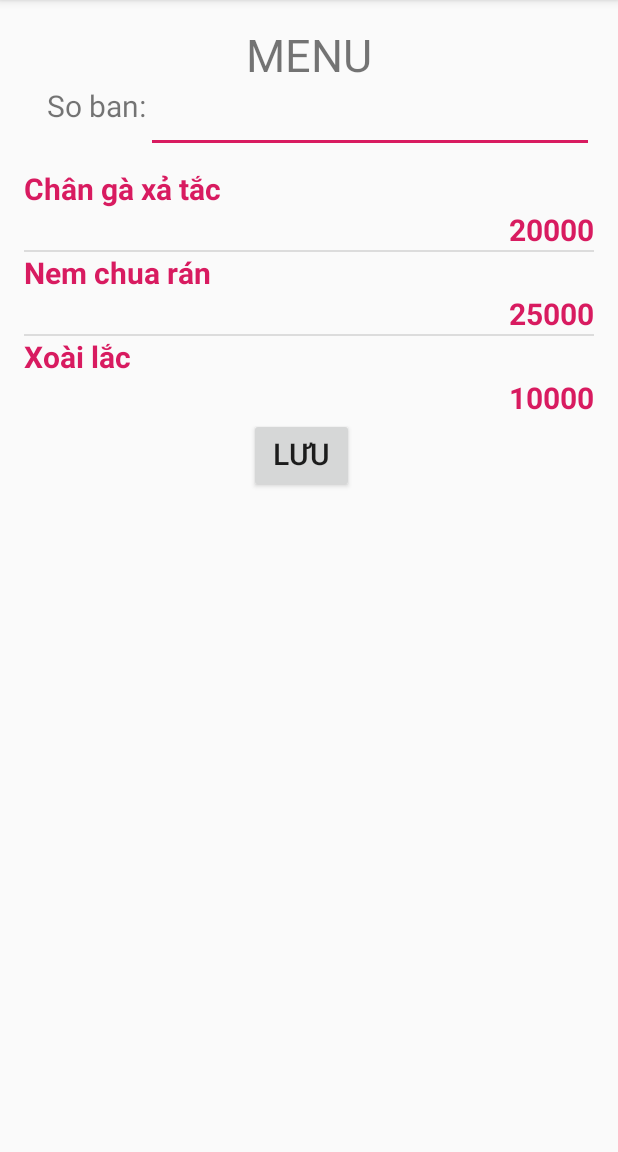
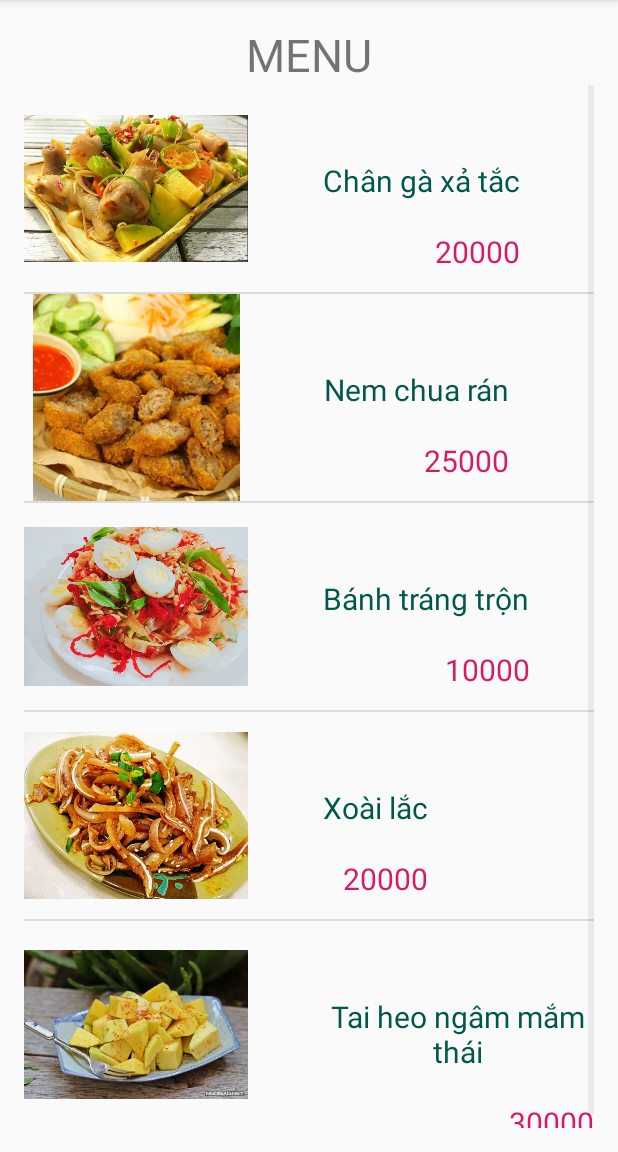
Before and after one commit to thangld94/Test1, an Android app: the MenuActivity screen opened directly, with no data from a screen before it, on a phone screen of 412 x 824 dp, the part 84-1236 px from its top. Run offline under Robolectric (Android 15) with nearby library versions, the phone set to English and light mode, and no system bars.

Commit message:
Nga commit

```diff
--- a/app/src/main/java/com/example/test1/BillActivity.java
+++ b/app/src/main/java/com/example/test1/BillActivity.java
@@ -15,7 +15,8 @@ public class BillActivity extends AppCompatActivity {
     ListView lvBill;
     private ArrayList<Item>arrItem;
     private ArrayList<String>lv;
-    private ArrayAdapter<String>adapter;
+    //private ArrayAdapter<String>adapter;
+    private CustomAdapter<Item>customAdapter;
     private int i=0;
 
     @Override
@@ -25,20 +26,9 @@ public class BillActivity extends AppCompatActivity {
         lvBill =(ListView) findViewById(R.id.lv_bill);
 
         lv=new ArrayList<>();
-        adapter=new ArrayAdapter<>(this,android.R.layout.simple_list_item_1,lv);
-        lvBill.setAdapter(adapter);
-
-        arrItem=MainActivity.db.getAllItem();
-        Intent intent =getIntent();
-        if(intent!=null){
-            lv.add("So ban:"+intent.getStringExtra("ban")+"\n"+arrItem.get(i).getName()+"\n"+"Tong tien:"+arrItem.get(i).getPrice() );
-            i++;
-            adapter.notifyDataSetChanged();
-        }
-
-
-
-
+       arrItem=MainActivity.db.getAllItem();
+       customAdapter=new CustomAdapter<>(this,R.layout.row_listview,arrItem);
+       lvBill.setAdapter(customAdapter);
 
 
     }
--- a/app/src/main/java/com/example/test1/CustomAdapter.java
+++ b/app/src/main/java/com/example/test1/CustomAdapter.java
@@ -1,11 +1,12 @@
 
-        package com.example.test1;
+package com.example.test1;
 
 import android.content.Context;
 import android.view.LayoutInflater;
 import android.view.View;
 import android.view.ViewGroup;
 import android.widget.ArrayAdapter;
+import android.widget.ImageView;
 import android.widget.TextView;
 
 import androidx.annotation.NonNull;
@@ -37,6 +38,7 @@ public class CustomAdapter<C> extends ArrayAdapter<Item> {
             viewHoder=new ViewHoder();
             viewHoder.tvName=(TextView)convertView.findViewById(R.id.tv_name);
             viewHoder.tvPrice=(TextView)convertView.findViewById(R.id.tv_price);
+            viewHoder.image=(ImageView)convertView.findViewById(R.id.image);
             convertView.setTag(viewHoder);
 
         }
@@ -46,11 +48,13 @@ public class CustomAdapter<C> extends ArrayAdapter<Item> {
         Item item=ArrItem.get(position);
         viewHoder.tvName.setText(item.getName());
         viewHoder.tvPrice.setText(item.getPrice());
+        viewHoder.image.setImageResource(item.getImageId());
         return convertView;
     }
     public class ViewHoder{
         TextView tvName;
         TextView tvPrice;
+        ImageView image;
 
     }
 }
--- a/app/src/main/java/com/example/test1/Item.java
+++ b/app/src/main/java/com/example/test1/Item.java
@@ -7,11 +7,28 @@ public class Item implements Serializable {
     private int id;
     String name;
     String price;
+    int imageId;
 
-    public Item(int ID,String name, String price) {
+    public int getImageId() {
+        return imageId;
+    }
+
+    public void setImageId(int imageId) {
+        this.imageId = imageId;
+    }
+
+    public Item(int ID, String name, String price, int imageId) {
         this.id=ID;
         this.name = name;
         this.price = price;
+        this.imageId=imageId;
+        Item.ID++;
+    }
+    public Item(int ID, String name, String price) {
+        this.id=ID;
+        this.name = name;
+        this.price = price;
+
         Item.ID++;
     }
     public Item(){
--- a/app/src/main/java/com/example/test1/MenuActivity.java
+++ b/app/src/main/java/com/example/test1/MenuActivity.java
@@ -9,6 +9,7 @@ import android.widget.AdapterView;
 import android.widget.Button;
 import android.widget.EditText;
 import android.widget.ListView;
+import android.widget.Toast;
 
 import java.util.ArrayList;
 
@@ -18,20 +19,22 @@ public class MenuActivity extends AppCompatActivity {
     private ListView lvItem;
     private  String name="";
     private  int price=0;
-    Button btnAdd;
-    EditText edtBan;
+    //Button btnAdd;
+    //EditText edtBan;
     @Override
     protected void onCreate(Bundle savedInstanceState) {
         super.onCreate(savedInstanceState);
         setContentView(R.layout.activity_menu);
-        lvItem=(ListView)findViewById(R.id.lv_menu);
-        btnAdd=(Button)findViewById(R.id.btn_add);
-        edtBan=(EditText)findViewById(R.id.edt_id);
-        itemArrayList=new ArrayList<>();
-        itemArrayList.add(new Item(Item.ID,"Chân gà xả tắc","20000"));
-        itemArrayList.add(new Item(Item.ID,"Nem chua rán","25000"));
-        itemArrayList.add(new Item(Item.ID,"Xoài lắc","10000"));
-        customAdapter=new CustomAdapter<>(this,R.layout.row_listview,itemArrayList);
+        lvItem = (ListView) findViewById(R.id.lv_menu);
+        //btnAdd = (Button) findViewById(R.id.btn_add);
+        //edtBan=(EditText)findViewById(R.id.edt_id);
+        itemArrayList = new ArrayList<>();
+        itemArrayList.add(new Item(Item.ID, "Chân gà xả tắc", "20000", R.drawable.changa));
+        itemArrayList.add(new Item(Item.ID, "Nem chua rán", "25000", R.drawable.nemchuaran));
+        itemArrayList.add(new Item(Item.ID, "Bánh tráng trộn", "10000", R.drawable.banhtrang));
+        itemArrayList.add(new Item(Item.ID, "Xoài lắc", "20000", R.drawable.xoailac));
+        itemArrayList.add(new Item(Item.ID, "Tai heo ngâm mắm thái", "30000", R.drawable.taiheo));
+        customAdapter = new CustomAdapter<>(this, R.layout.row_listview, itemArrayList);
         lvItem.setAdapter(customAdapter);
 
 
@@ -39,26 +42,37 @@ public class MenuActivity extends AppCompatActivity {
             @Override
             public void onItemClick(AdapterView<?> adapterView, View view, int position, long id) {
                 Item item = (Item) adapterView.getItemAtPosition(position);
-                name=""+name+item.getName()+"\n";
-                price=price+Integer.parseInt(item.getPrice());
+                name = "" + name + item.getName() + "\n";
+                price = price + Integer.parseInt(item.getPrice());
 
             }
         });
-        btnAdd.setOnClickListener(new View.OnClickListener() {
+    }
+       /* btnAdd.setOnClickListener(new View.OnClickListener() {
             @Override
             public void onClick(View view) {
+                String ban=edtBan.getText().toString();
+                if(ban.equals("")){
+                    Toast.makeText(MenuActivity.this,"Bạn phải nhập số bàn",Toast.LENGTH_LONG).show();
 
-
-                Intent intent=new Intent(MenuActivity.this,BillActivity.class);
-                intent.putExtra("ban",edtBan.getText().toString());
-                Item item=new Item();
-                item.setName(name);
-                item.setPrice(String.valueOf(price));
-                MainActivity.db.addItem(item);
-                startActivity(intent);
+                }
+                else {
+                    name="Số bàn: "+ban+"\n"+name;
+                    Intent intent = new Intent(MenuActivity.this, BillActivity.class);
+                    //intent.putExtra("ban", ban);
+                    Item item = new Item();
+                    item.setName(name);
+                    String price1=String.valueOf(price);
+                    price1="Tổng tiền:"+price1;
+                    item.setPrice(price1);
+                    MainActivity.db.addItem(item);
+                    name="";
+                    price=0;
+                    startActivity(intent);
+                }
             }
         });
 
     }
-        //customAdapter.notifyDataSetChanged();
-    }
+    //customAdapter.notifyDataSetChanged();*/
+}
--- a/app/src/main/java/com/example/test1/MyDatabase.java
+++ b/app/src/main/java/com/example/test1/MyDatabase.java
@@ -93,5 +93,18 @@ class MyDatabase extends SQLiteOpenHelper {
 
         return db.update(TABLE_NAME,values,ID +"=?",new String[] { String.valueOf(item.getId())});
     }
+    public Item getItemById(int id){
+        SQLiteDatabase db = this.getReadableDatabase();
+        Cursor cursor = db.query(TABLE_NAME, new String[] { ID,
+                        NAME, PRICE}, ID + "=?",
+                new String[] { String.valueOf(id) }, null, null, null, null);
+        if (cursor != null)
+            cursor.moveToFirst();
+
+        Item item = new Item(Item.ID,cursor.getString(1),cursor.getString(2));
+        cursor.close();
+        db.close();
+        return item;
+    }
 
 }
--- a/app/src/main/res/layout/activity_bill.xml
+++ b/app/src/main/res/layout/activity_bill.xml
@@ -12,6 +12,7 @@
         android:layout_width="match_parent"
         android:layout_height="wrap_content"
         android:text="HÓA ĐƠN"
+        android:textStyle="bold"
         android:textSize="30dp"
         android:gravity="center"/>
 
@@ -20,6 +21,7 @@
         android:orientation="horizontal"
         android:layout_width="match_parent"
         android:layout_height="wrap_content"
+        android:layout_marginTop="50dp"
         android:layout_marginBottom="10dp">
         <ListView
             android:layout_width="wrap_content"
--- a/app/src/main/res/layout/activity_menu.xml
+++ b/app/src/main/res/layout/activity_menu.xml
@@ -15,45 +15,17 @@
         android:textSize="30dp"
         android:gravity="center"/>
 
-    <LinearLayout
-        android:orientation="horizontal"
-        android:layout_width="match_parent"
-        android:layout_height="wrap_content"
-        android:layout_marginBottom="10dp">
-        <TextView
-            android:layout_width="wrap_content"
-            android:layout_height="match_parent"
-            android:text="So ban:"
-            android:textSize="20dp"
-            android:layout_marginLeft="15dp"/>
-        <EditText
-            android:layout_width="match_parent"
-            android:layout_height="match_parent"
-            android:id="@+id/edt_id"/>
-    </LinearLayout>
+
     <LinearLayout
         android:layout_width="match_parent"
         android:layout_height="wrap_content"
-        android:orientation="vertical">
+        android:orientation="horizontal">
 
         <ListView
             android:id="@+id/lv_menu"
-            android:layout_width="match_parent"
+            android:layout_width="wrap_content"
             android:layout_height="match_parent" />
     </LinearLayout>
 
-    <LinearLayout
-        android:layout_width="match_parent"
-        android:layout_height="151dp"
-        android:orientation="horizontal">
-        <Button
-            android:id="@+id/btn_add"
-            android:layout_width="70dp"
-            android:layout_height="50dp"
-            android:layout_marginLeft="150dp"
-            android:text="Lưu hoa don"
-            android:textSize="20dp"/>
-
-    </LinearLayout>
 
 </LinearLayout>
--- a/app/src/main/res/layout/row_listview.xml
+++ b/app/src/main/res/layout/row_listview.xml
@@ -1,35 +1,37 @@
 <?xml version="1.0" encoding="utf-8"?>
 <LinearLayout xmlns:android="http://schemas.android.com/apk/res/android"
-    android:orientation="vertical"
+    android:orientation="horizontal"
     android:layout_width="match_parent"
     android:layout_height="match_parent">
+
+    <ImageView
+        android:id="@+id/image"
+        android:layout_width="149dp"
+        android:layout_height="138dp" />
     <LinearLayout
-        android:layout_width="match_parent"
+        android:layout_width="wrap_content"
         android:layout_height="wrap_content"
-        android:orientation="vertical"
-        >
+        android:orientation="vertical">
         <TextView
-
-            android:layout_width="wrap_content"
-            android:layout_height="match_parent"
+            android:layout_marginTop="50dp"
+            android:layout_marginLeft="50dp"
+            android:layout_width="match_parent"
+            android:layout_height="wrap_content"
             android:id="@+id/tv_name"
-            android:textColor="@color/colorAccent"
-            android:textStyle="bold"
+            android:textColor="@color/colorPrimaryDark"
             android:textSize="20dp"
             android:gravity="center"
             />
-
         <TextView
-
+            android:layout_marginTop="20dp"
+            android:layout_marginLeft="50dp"
             android:layout_width="match_parent"
-            android:layout_height="match_parent"
+            android:layout_height="wrap_content"
             android:id="@+id/tv_price"
             android:textColor="@color/colorAccent"
-            android:textStyle="bold"
             android:textSize="20dp"
             android:gravity="right"
             />
+    </LinearLayout>
 
-
-    </LinearLayout>
 </LinearLayout>
```
Also changed, not shown: app/src/main/res/drawable/banhtrang.png (added), app/src/main/res/drawable/changa.png (added), app/src/main/res/drawable/nemchuaran.png (added), app/src/main/res/drawable/taiheo.png (added), app/src/main/res/drawable/xoailac.png (added).
